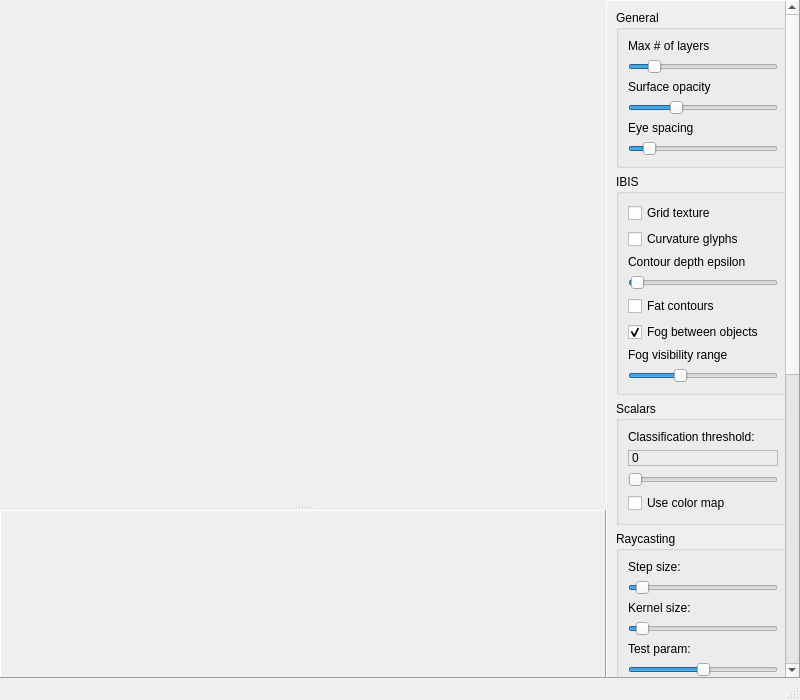
bwrrp/nqvtk, file Widgets/NQVTKWindow.ui: the form before one commit.
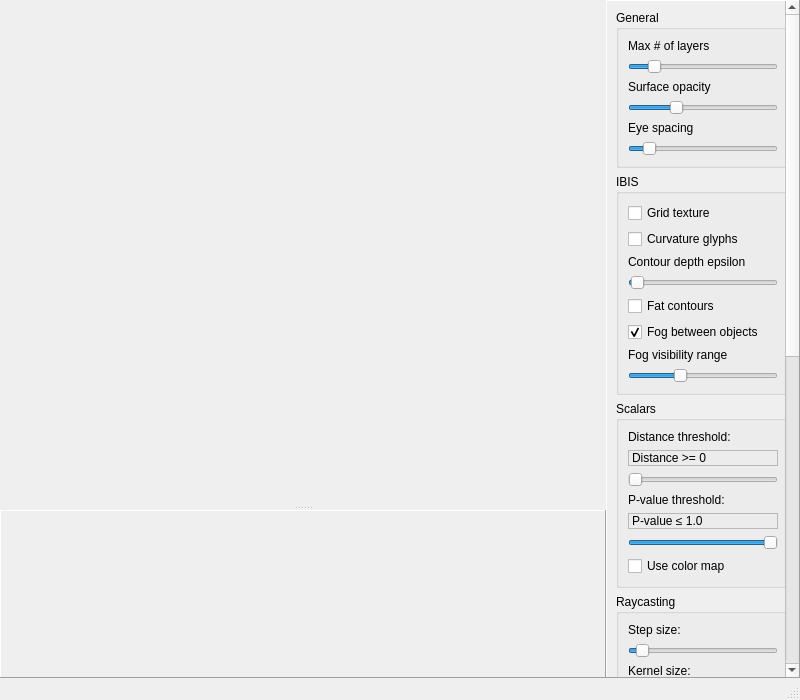
The form after the commit. Custom widgets are drawn as their Qt base class.

Commit message: Added separate sliders for distance and p-value thresholds.

```diff
--- a/Widgets/NQVTKWindow.ui
+++ b/Widgets/NQVTKWindow.ui
@@ -90,9 +90,9 @@
        <property name="geometry" >
         <rect>
          <x>0</x>
-         <y>-478</y>
+         <y>0</y>
          <width>177</width>
-         <height>1212</height>
+         <height>1278</height>
         </rect>
        </property>
        <layout class="QVBoxLayout" name="verticalLayout_3" >
@@ -293,7 +293,7 @@
            <item>
             <widget class="QLabel" name="classificationThresholdLabel" >
              <property name="text" >
-              <string>Classification threshold:</string>
+              <string>Distance threshold:</string>
              </property>
             </widget>
            </item>
@@ -306,7 +306,7 @@
               <enum>QFrame::Sunken</enum>
              </property>
              <property name="text" >
-              <string>0</string>
+              <string>Distance >= 0</string>
              </property>
             </widget>
            </item>
@@ -332,6 +332,39 @@
              </property>
             </widget>
            </item>
+           <item>
+            <widget class="QLabel" name="pvalueThresholdLabel" >
+             <property name="text" >
+              <string>P-value threshold:</string>
+             </property>
+            </widget>
+           </item>
+           <item>
+            <widget class="QLabel" name="pvalueThresholdDisplay" >
+             <property name="frameShape" >
+              <enum>QFrame::StyledPanel</enum>
+             </property>
+             <property name="frameShadow" >
+              <enum>QFrame::Sunken</enum>
+             </property>
+             <property name="text" >
+              <string>P-value ≤ 1.0</string>
+             </property>
+            </widget>
+           </item>
+           <item>
+            <widget class="QSlider" name="pvalueThreshold" >
+             <property name="maximum" >
+              <number>1000</number>
+             </property>
+             <property name="value" >
+              <number>1000</number>
+             </property>
+             <property name="orientation" >
+              <enum>Qt::Horizontal</enum>
+             </property>
+            </widget>
+           </item>
            <item>
             <widget class="QCheckBox" name="useDistanceColorMap" >
              <property name="text" >
```
Left out of the diff: 8 changed lines with no effect on the pictures. The commit also changes 3 other files.
